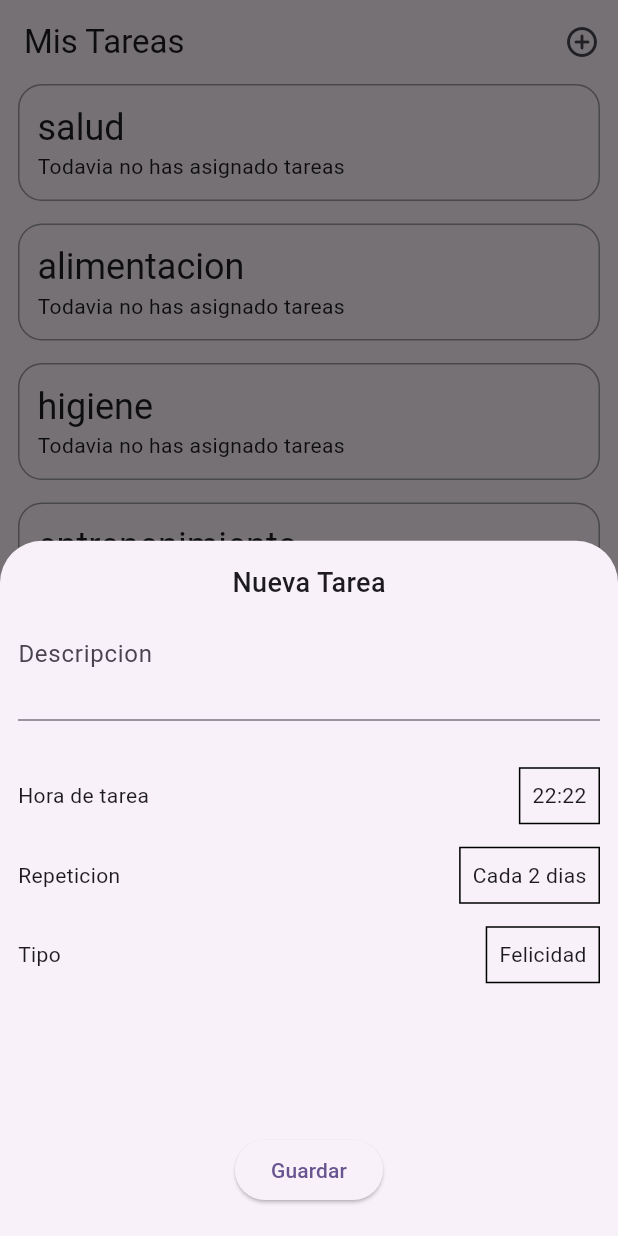
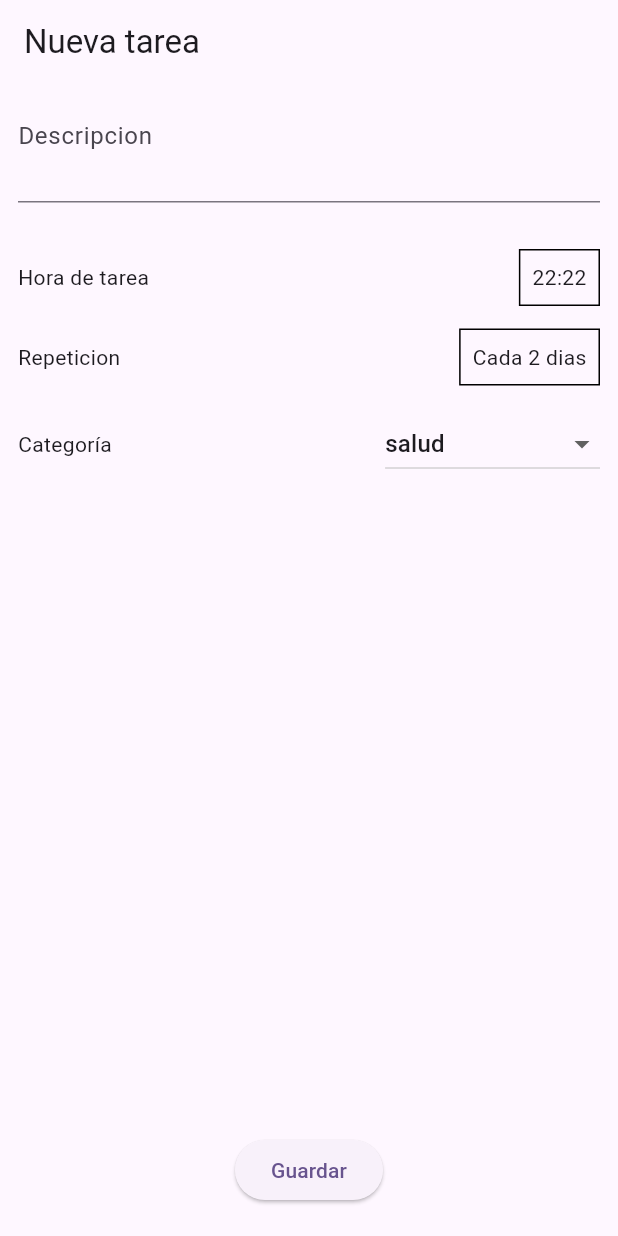
Before and after one commit to jQuera/RealGotchi, a Flutter app: the screen it shows after launch, item 3 of the bottom bar chosen, after a tap on the "add circle outline" icon, on a phone screen of 412 x 824 dp. Run offline on Flutter 3.47's test engine with Material 3 defaults, Android fonts, the phone set to English and light mode, and no system bars; our stand-ins replace rxdart; missing offline and left inert: o3d.

Commit message:
crear tarea ahora es pagina, y mostramos los filtros de categoria en crear tarea

```diff
--- a/lib/ui/common/repository/tasks_repository.dart
+++ b/lib/ui/common/repository/tasks_repository.dart
@@ -85,8 +85,6 @@ class TasksRepository {
       case TaskType.entrenenimiento:
         _tasksEntrenenimientoStream.add(_tasks.where((element) => element.type == TaskType.entrenenimiento).toList());
         break;
-      case TaskType.all:
-        _tasksStream.add(_tasks);
     }
   }
 }
@@ -95,7 +93,7 @@ class Task {
   String title;
   String description;
   String hour;
-  String periodicity;
+  TaskFrequency frequency;
   bool isCompleted;
   TaskType type;
 
@@ -104,15 +102,23 @@ class Task {
     required this.description,
     required this.isCompleted,
     required this.hour,
-    required this.periodicity,
+    required this.frequency,
     required this.type,
   });
 }
 
 enum TaskType {
-  all,
   alimentacion,
   higiene,
   salud,
   entrenenimiento,
 }
+
+enum TaskFrequency {
+  unica,
+  diaria,
+  diaPorMedio,
+  cadaDosDias,
+  semanal,
+  mensual,
+}
--- /dev/null
+++ b/lib/ui/views/home/widgets/tasks/controller/create_task_controller.dart
@@ -0,0 +1,28 @@
+import 'dart:async';
+
+import 'package:flutter/material.dart';
+import 'package:myapp/ui/common/repository/tasks_repository.dart';
+import 'package:rxdart/rxdart.dart';
+
+class CreateTaskController {
+  static final CreateTaskController instance = CreateTaskController();
+
+  TextEditingController descriptionController = TextEditingController();
+
+  TaskType taskTypeSelected = TaskType.salud;
+  final StreamController<TaskType> _taskTypeSelectedStream = BehaviorSubject.seeded(TaskType.salud);
+  Stream<TaskType> get taskTypeSelectedStream => _taskTypeSelectedStream.stream;
+
+  void init() {
+    clear();
+  }
+
+  void clear() {
+    descriptionController.clear();
+  }
+
+  void changeTaskType(TaskType type) {
+    taskTypeSelected = type;
+    _taskTypeSelectedStream.add(taskTypeSelected);
+  }
+}
--- a/lib/ui/views/home/widgets/tasks/modal/create_task_bottom_modal.dart
+++ /dev/null
@@ -1,133 +0,0 @@
-import 'package:flutter/material.dart';
-
-class CreateTaskBottomModal extends StatelessWidget {
-  const CreateTaskBottomModal({super.key});
-
-  @override
-  Widget build(BuildContext context) {
-    return Padding(
-      padding: const EdgeInsets.symmetric(horizontal: 12),
-      child: Column(
-        mainAxisAlignment: MainAxisAlignment.spaceBetween,
-        children: [
-          Column(
-            children: [
-              const SizedBox(height: 15),
-              const Text(
-                "Nueva Tarea",
-                style: TextStyle(fontSize: 18, fontWeight: FontWeight.w500),
-              ),
-              const SizedBox(height: 15),
-              Container(
-                height: 80,
-                child: TextField(
-                  minLines: 2,
-                  maxLines: 3,
-                  decoration: InputDecoration(
-                    hintText: "Descripcion",
-                  ),
-                  onTapOutside: (event) {
-                    FocusManager.instance.primaryFocus?.unfocus();
-                  },
-                ),
-              ),
-              const SizedBox(height: 15),
-              Row(
-                mainAxisAlignment: MainAxisAlignment.spaceBetween,
-                children: [
-                  const Text("Hora de tarea"),
-                  GestureDetector(
-                    onTap: () async {
-                      TimeOfDay? selectedTime = await showTimePicker(
-                        initialTime: TimeOfDay.now(),
-                        context: context,
-                      );
-                      if (selectedTime == null) {
-                        return;
-                      }
-
-                      // TODO: guardar el tiempo en el controller
-                      print(selectedTime.toString());
-                    },
-                    child: Container(
-                      decoration: BoxDecoration(
-                        border: Border.all(width: 1),
-                      ),
-                      padding: const EdgeInsets.all(8),
-                      child: const Text("22:22"),
-                    ),
-                  ),
-                ],
-              ),
-              const SizedBox(height: 15),
-              Row(
-                mainAxisAlignment: MainAxisAlignment.spaceBetween,
-                children: [
-                  const Text("Repeticion"),
-                  GestureDetector(
-                    onTap: () async {
-                      TimeOfDay? selectedTime = await showTimePicker(
-                        initialTime: TimeOfDay.now(),
-                        context: context,
-                      );
-                      if (selectedTime == null) {
-                        return;
-                      }
-
-                      // TODO: guardar el tiempo en el controller
-                      print(selectedTime.toString());
-                    },
-                    child: Container(
-                      decoration: BoxDecoration(
-                        border: Border.all(width: 1),
-                      ),
-                      padding: const EdgeInsets.all(8),
-                      child: const Text("Cada 2 dias"),
-                    ),
-                  ),
-                ],
-              ),
-              const SizedBox(height: 15),
-              Row(
-                mainAxisAlignment: MainAxisAlignment.spaceBetween,
-                children: [
-                  const Text("Tipo"),
-                  GestureDetector(
-                    onTap: () async {
-                      TimeOfDay? selectedTime = await showTimePicker(
-                        initialTime: TimeOfDay.now(),
-                        context: context,
-                      );
-                      if (selectedTime == null) {
-                        return;
-                      }
-
-                      // TODO: guardar el tiempo en el controller
-                      print(selectedTime.toString());
-                    },
-                    child: Container(
-                      decoration: BoxDecoration(
-                        border: Border.all(width: 1),
-                      ),
-                      padding: const EdgeInsets.all(8),
-                      child: const Text("Felicidad"),
-                    ),
-                  ),
-                ],
-              ),
-            ],
-          ),
-          Column(
-            children: [
-              ElevatedButton(
-                onPressed: () {},
-                child: const Text("Guardar"),
-              ),
-              SizedBox(height: MediaQuery.paddingOf(context).bottom + 20)
-            ],
-          ),
-        ],
-      ),
-    );
-  }
-}
--- /dev/null
+++ b/lib/ui/views/home/widgets/tasks/pages/create_task_page.dart
@@ -0,0 +1,137 @@
+import 'package:flutter/material.dart';
+import 'package:myapp/ui/common/repository/tasks_repository.dart';
+import 'package:myapp/ui/views/home/widgets/tasks/controller/create_task_controller.dart';
+
+class CreateTaskPage extends StatelessWidget {
+  const CreateTaskPage({super.key});
+
+  @override
+  Widget build(BuildContext context) {
+    final CreateTaskController controller = CreateTaskController.instance;
+    return Scaffold(
+      appBar: AppBar(
+        title: const Text("Nueva tarea"),
+        automaticallyImplyLeading: false,
+      ),
+      body: Padding(
+        padding: const EdgeInsets.symmetric(horizontal: 12),
+        child: Column(
+          mainAxisAlignment: MainAxisAlignment.spaceBetween,
+          children: [
+            Column(
+              children: [
+                const SizedBox(height: 15),
+                Container(
+                  height: 80,
+                  child: TextField(
+                    controller: controller.descriptionController,
+                    keyboardType: TextInputType.text,
+                    minLines: 2,
+                    maxLines: 3,
+                    decoration: InputDecoration(
+                      hintText: "Descripcion",
+                    ),
+                    onTapOutside: (event) {
+                      FocusManager.instance.primaryFocus?.unfocus();
+                    },
+                  ),
+                ),
+                const SizedBox(height: 15),
+                Row(
+                  mainAxisAlignment: MainAxisAlignment.spaceBetween,
+                  children: [
+                    const Text("Hora de tarea"),
+                    GestureDetector(
+                      onTap: () async {
+                        TimeOfDay? selectedTime = await showTimePicker(
+                          initialTime: TimeOfDay.now(),
+                          context: context,
+                        );
+                        if (selectedTime == null) {
+                          return;
+                        }
+
+                        // TODO: guardar el tiempo en el controller
+                        print(selectedTime.toString());
+                      },
+                      child: Container(
+                        decoration: BoxDecoration(
+                          border: Border.all(width: 1),
+                        ),
+                        padding: const EdgeInsets.all(8),
+                        child: const Text("22:22"),
+                      ),
+                    ),
+                  ],
+                ),
+                const SizedBox(height: 15),
+                Row(
+                  mainAxisAlignment: MainAxisAlignment.spaceBetween,
+                  children: [
+                    const Text("Repeticion"),
+                    GestureDetector(
+                      onTap: () async {
+                        TimeOfDay? selectedTime = await showTimePicker(
+                          initialTime: TimeOfDay.now(),
+                          context: context,
+                        );
+                        if (selectedTime == null) {
+                          return;
+                        }
+
+                        // TODO: guardar el tiempo en el controller
+                        print(selectedTime.toString());
+                      },
+                      child: Container(
+                        decoration: BoxDecoration(
+                          border: Border.all(width: 1),
+                        ),
+                        padding: const EdgeInsets.all(8),
+                        child: const Text("Cada 2 dias"),
+                      ),
+                    ),
+                  ],
+                ),
+                const SizedBox(height: 15),
+                Row(
+                  mainAxisAlignment: MainAxisAlignment.spaceBetween,
+                  children: [
+                    const Text("Categoría"),
+                    StreamBuilder<TaskType>(
+                        stream: controller.taskTypeSelectedStream,
+                        builder: (context, snapshot) {
+                          if (!snapshot.hasData) return const SizedBox.shrink();
+                          return DropdownButton<TaskType>(
+                            elevation: 1,
+                            value: snapshot.data,
+                            items: TaskType.values.map((e) {
+                              return DropdownMenuItem(
+                                value: e,
+                                child: Text(e.name),
+                              );
+                            }).toList(),
+                            onChanged: (value) {
+                              if (value == null) return;
+                              controller.changeTaskType(value);
+                            },
+                          );
+                        }),
+                  ],
+                ),
+              ],
+            ),
+            Column(
+              children: [
+                ElevatedButton(
+                  onPressed: () {},
+                  child: const Text("Guardar"),
+                ),
+                SizedBox(height: MediaQuery.paddingOf(context).bottom + 20)
+              ],
+            ),
+          ],
+        ),
+      ),
+    );
+  }
+}
--- a/lib/ui/views/home/widgets/tasks/pages/tasks_bar.dart
+++ b/lib/ui/views/home/widgets/tasks/pages/tasks_bar.dart
@@ -1,25 +1,35 @@
 import 'package:flutter/material.dart';
 import 'package:myapp/ui/common/repository/tasks_repository.dart';
-import 'package:myapp/ui/views/home/widgets/tasks/modal/create_task_bottom_modal.dart';
+import 'package:myapp/ui/views/home/controller/home_controller.dart';
+import 'package:myapp/ui/views/home/widgets/tasks/controller/create_task_controller.dart';
+import 'package:myapp/ui/views/home/widgets/tasks/pages/create_task_page.dart';
 
 class TasksBar extends StatelessWidget {
   const TasksBar({super.key});
 
   @override
   Widget build(BuildContext context) {
+    final HomeController controller = HomeController.instance;
     return Scaffold(
       appBar: AppBar(
         title: const Text("Mis Tareas"),
         automaticallyImplyLeading: false,
         actions: [
           IconButton(
-            onPressed: () {
-              showModalBottomSheet(
-                context: context,
-                builder: (context) {
-                  return const CreateTaskBottomModal();
-                },
-              );
+            onPressed: () async {
+              try {
+                CreateTaskController.instance.init();
+                Task? newTask = await Navigator.of(context).push(MaterialPageRoute(builder: (context) {
+                  return const CreateTaskPage();
+                }));
+                if (newTask == null) {
+                  print("No se creo la tarea");
+                  return;
+                }
+                controller.tasksRepository.createTask(newTask);
+              } catch (e) {
+                print(e);
+              }
             },
             icon: const Icon(Icons.add_circle_outline_rounded),
           ),
```
